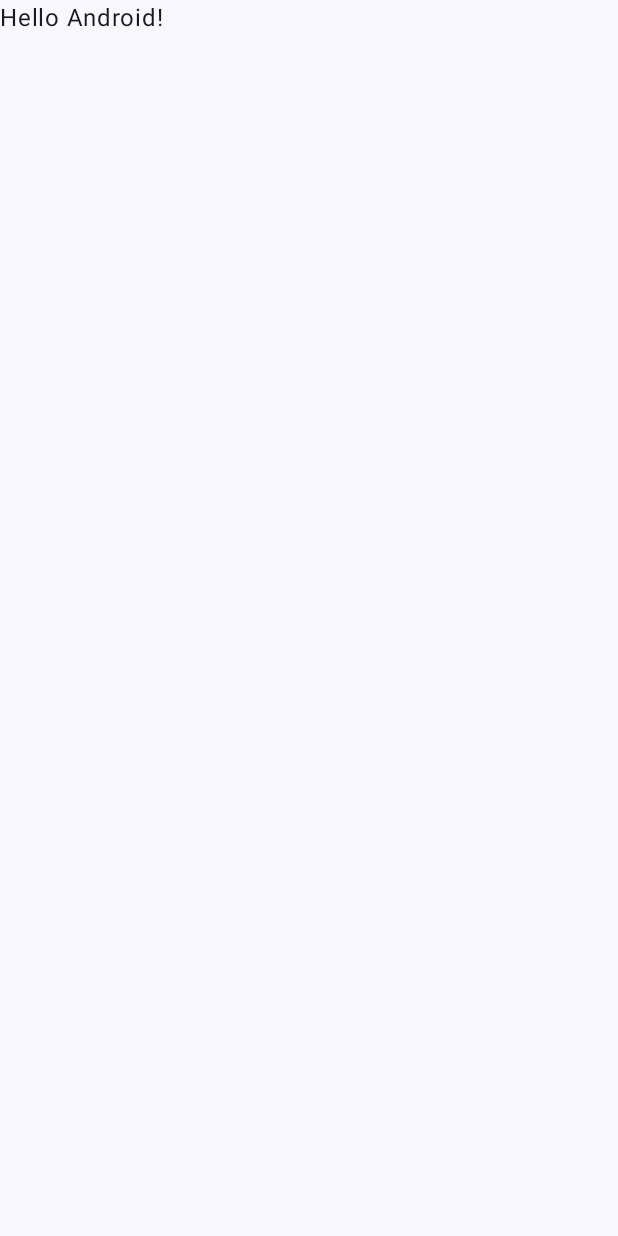
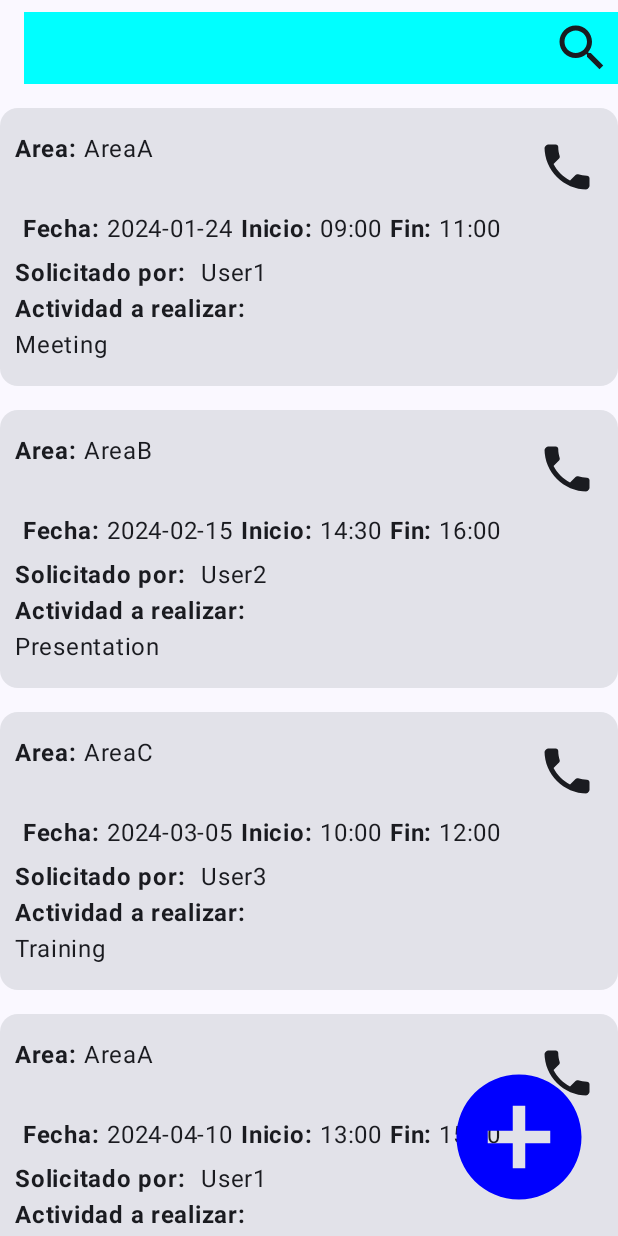
Before and after one commit to FernandoHazel/LocalCrud-Test, an Android app built with Jetpack Compose: the screen it shows after launch (MainActivity), on a phone screen of 412 x 824 dp. Before the commit the screen is almost empty. Run offline under Robolectric (Android 15) with nearby library versions, the phone set to English and light mode, and no system bars.

Commit message:
terminada primer pantalla

```diff
--- a/app/src/main/AndroidManifest.xml
+++ b/app/src/main/AndroidManifest.xml
@@ -13,6 +13,9 @@
         android:theme="@style/Theme.ItinerarioActivity"
         tools:targetApi="31">
         <activity
+            android:name=".TaskListActivity"
+            android:exported="false" />
+        <activity
             android:name=".MainActivity"
             android:exported="true"
             android:label="@string/app_name"
--- a/app/src/main/java/com/example/itinerarioactivity/MainActivity.kt
+++ b/app/src/main/java/com/example/itinerarioactivity/MainActivity.kt
@@ -3,13 +3,34 @@ package com.example.itinerarioactivity
 import android.os.Bundle
 import androidx.activity.ComponentActivity
 import androidx.activity.compose.setContent
+import androidx.compose.foundation.background
+import androidx.compose.foundation.layout.Box
+import androidx.compose.foundation.layout.Column
 import androidx.compose.foundation.layout.fillMaxSize
+import androidx.compose.foundation.layout.fillMaxWidth
+import androidx.compose.foundation.layout.padding
+import androidx.compose.foundation.layout.size
+import androidx.compose.foundation.lazy.LazyColumn
+import androidx.compose.foundation.lazy.items
+import androidx.compose.material.icons.Icons
+import androidx.compose.material.icons.filled.AddCircle
+import androidx.compose.material.icons.filled.Phone
+import androidx.compose.material3.Card
+import androidx.compose.material3.ExperimentalMaterial3Api
+import androidx.compose.material3.Icon
+import androidx.compose.material3.IconButton
 import androidx.compose.material3.MaterialTheme
+import androidx.compose.material3.Scaffold
 import androidx.compose.material3.Surface
 import androidx.compose.material3.Text
 import androidx.compose.runtime.Composable
+import androidx.compose.ui.Alignment
 import androidx.compose.ui.Modifier
+import androidx.compose.ui.graphics.Color
 import androidx.compose.ui.tooling.preview.Preview
+import androidx.compose.ui.unit.dp
+import com.example.itinerarioactivity.data.Datasource
+import com.example.itinerarioactivity.model.Task
 import com.example.itinerarioactivity.ui.theme.ItinerarioActivityTheme
 
 class MainActivity : ComponentActivity() {
@@ -17,27 +38,54 @@ class MainActivity : ComponentActivity() {
         super.onCreate(savedInstanceState)
         setContent {
             ItinerarioActivityTheme {
-                // A surface container using the 'background' color from the theme
-                Surface(modifier = Modifier.fillMaxSize(), color = MaterialTheme.colorScheme.background) {
-                    Greeting("Android")
-                }
+                TasksApp()
             }
         }
     }
 }
 
+@OptIn(ExperimentalMaterial3Api::class)
 @Composable
-fun Greeting(name: String, modifier: Modifier = Modifier) {
-    Text(
-            text = "Hello $name!",
-            modifier = modifier
-    )
+fun TasksApp(){
+    // Cargamos los datos de la db
+    Scaffold (
+        topBar = { Topbar() },
+        floatingActionButton = { CreateButton() },
+    ){it ->
+        LazyColumn(contentPadding = it){
+            val taskList = Datasource().readDB()
+            items(taskList){
+                TaskCard(task = it)
+            }
+        }
+    }
+
+
 }
 
-@Preview(showBackground = true)
+@Composable
+fun CreateButton() {
+    IconButton(
+        modifier = Modifier
+            .size(100.dp),
+        onClick = {
+            // Navegar a la vista de crear tarea
+        }
+    ) {
+        Icon(
+            imageVector = Icons.Default.AddCircle,
+            contentDescription = "Crear tarea",
+            tint = Color.Blue,
+            modifier = Modifier
+                .size(300.dp)
+        )
+    }
+}
+
+@Preview
 @Composable
 fun GreetingPreview() {
     ItinerarioActivityTheme {
-        Greeting("Android")
+        TasksApp()
     }
 }
--- /dev/null
+++ b/app/src/main/java/com/example/itinerarioactivity/TaskListComposable.kt
@@ -0,0 +1,142 @@
+package com.example.itinerarioactivity
+
+import android.content.Intent
+import androidx.compose.foundation.clickable
+import androidx.compose.foundation.interaction.MutableInteractionSource
+import androidx.compose.foundation.layout.Arrangement
+import androidx.compose.foundation.layout.Column
+import androidx.compose.foundation.layout.Row
+import androidx.compose.foundation.layout.fillMaxWidth
+import androidx.compose.foundation.layout.padding
+import androidx.compose.foundation.layout.size
+import androidx.compose.foundation.lazy.LazyColumn
+import androidx.compose.foundation.lazy.items
+import androidx.compose.material.icons.Icons
+import androidx.compose.material.icons.filled.Phone
+import androidx.compose.material3.Card
+import androidx.compose.material3.Icon
+import androidx.compose.material3.IconButton
+import androidx.compose.material3.IconButtonColors
+import androidx.compose.material3.IconButtonDefaults
+import androidx.compose.material3.Text
+import androidx.compose.runtime.Composable
+import androidx.compose.runtime.remember
+import androidx.compose.ui.Modifier
+import androidx.compose.ui.graphics.Color
+import androidx.compose.ui.graphics.vector.ImageVector
+import androidx.compose.ui.modifier.modifierLocalConsumer
+import androidx.compose.ui.platform.LocalContext
+import androidx.compose.ui.text.font.Font
+import androidx.compose.ui.text.font.FontWeight
+import androidx.compose.ui.tooling.preview.Preview
+import androidx.compose.ui.unit.dp
+import com.example.itinerarioactivity.model.Task
+import java.time.LocalDate
+import java.time.LocalTime
+import java.util.UUID
+
+
+
+@Composable
+fun TasksList(tasksList: List<Task>, modifier: Modifier = Modifier){
+    LazyColumn(modifier = modifier){
+        //Por cada elemento en la lista imprimimos una card
+        items(tasksList) { task ->
+            TaskCard(task = task)
+        }
+
+    }
+}
+
+@Composable
+fun TaskCard(task: Task,
+             modifier: Modifier = Modifier
+){
+    Card (modifier = Modifier.padding(vertical = 8.dp)) {
+        Column (
+            modifier = Modifier
+                .padding(10.dp)
+                .padding(vertical = 5.dp)
+        ){
+            Row (
+                modifier = Modifier.fillMaxWidth(),
+                horizontalArrangement = Arrangement.SpaceBetween
+            ){
+                Row {
+                    Text(
+                        text = "Area: ",
+                        fontWeight = FontWeight.Bold
+                    )
+                    Text(text = task.area)
+                }
+
+                // Icono de teléfono clicable
+                IconButton(
+                    onClick = {
+                        // Iniciar el Dial
+                        /*
+                        // Obtener el contexto actual
+                        val context = LocalContext.current
+
+                        // Crear la intención para abrir el marcador
+                        val dialIntent = Intent(Intent.ACTION_DIAL)
+
+                        // Verificar si hay una aplicación de marcación disponible
+                        if (dialIntent.resolveActivity(context.packageManager) != null) {
+                            // Iniciar la actividad del marcador
+                            context.startActivity(dialIntent)
+                        } else {
+
+                        }
+                        */
+
+                    }
+                ) {
+                    Icon(imageVector = Icons.Default.Phone, contentDescription = "Llamar",
+                        modifier = Modifier
+                            .size(50.dp))
+                }
+            }
+            Row (
+                modifier = Modifier
+                    .padding(5.dp)
+            ){
+                Text(text = "Fecha: ", fontWeight = FontWeight.Bold)
+                Text(text = task.date.toString(),
+                    modifier = Modifier
+                        .padding(end = 5.dp))
+                Text(text = "Inicio: ", fontWeight = FontWeight.Bold)
+                Text(text = task.startTime.toString(),
+                    modifier = Modifier
+                        .padding(end = 5.dp))
+                Text(text = "Fin: ", fontWeight = FontWeight.Bold)
+                Text(text = task.endTime.toString())
+            }
+            Row {
+                Text(text = "Solicitado por: ", fontWeight = FontWeight.Bold,
+                    modifier = Modifier
+                        .padding(end = 5.dp))
+                Text(text = task.booker)
+            }
+            Text(text = "Actividad a realizar: ", fontWeight = FontWeight.Bold)
+            Text(text = task.activity)
+        }
+    }
+}
+
+@Composable
+@Preview
+fun CardPreview()
+{
+    val testTask = Task(
+        id = UUID.randomUUID().toString(),
+        area = "AreaB",
+        date = LocalDate.of(2024, 2, 15),
+        startTime = LocalTime.of(14, 30),
+        endTime = LocalTime.of(16, 0),
+        booker = "User2",
+        activity = "Presentation"
+    )
+
+    TaskCard(task = testTask)
+}
--- /dev/null
+++ b/app/src/main/java/com/example/itinerarioactivity/Topbar.kt
@@ -0,0 +1,67 @@
+package com.example.itinerarioactivity
+
+import androidx.compose.foundation.background
+import androidx.compose.foundation.layout.Arrangement
+import androidx.compose.foundation.layout.Box
+import androidx.compose.foundation.layout.Row
+import androidx.compose.foundation.layout.fillMaxWidth
+import androidx.compose.foundation.layout.padding
+import androidx.compose.foundation.layout.size
+import androidx.compose.material.icons.Icons
+import androidx.compose.material.icons.filled.Phone
+import androidx.compose.material.icons.filled.Search
+import androidx.compose.material3.CenterAlignedTopAppBar
+import androidx.compose.material3.ExperimentalMaterial3Api
+import androidx.compose.material3.Icon
+import androidx.compose.material3.IconButton
+import androidx.compose.runtime.Composable
+import androidx.compose.ui.Alignment
+import androidx.compose.ui.Modifier
+import androidx.compose.ui.graphics.Color
+import androidx.compose.ui.tooling.preview.Preview
+import androidx.compose.ui.unit.dp
+
+
+@OptIn(ExperimentalMaterial3Api::class)
+@Composable
+fun Topbar(modifier: Modifier = Modifier){
+    CenterAlignedTopAppBar(
+        title = {
+            Row(
+                verticalAlignment = Alignment.CenterVertically,
+                horizontalArrangement = Arrangement.End,
+                modifier = Modifier
+                    .fillMaxWidth()
+                    .background(Color.Cyan)
+
+            ){
+                // Icono de teléfono clicable
+                Row (
+                    horizontalArrangement = Arrangement.End
+                ) {
+                    IconButton(
+                        onClick = {
+                            // Buscar por fecha
+
+                        }
+                    ) {
+                        Icon(
+                            imageVector = Icons.Default.Search,
+                            contentDescription = "Buscar por fecha",
+                            modifier = Modifier
+                                .size(50.dp)
+                        )
+                    }
+                }
+            }
+        },
+        modifier = modifier
+            .padding(0.dp),
+    )
+}
+
+@Composable
+@Preview
+fun TopbarPreview(){
+    Topbar()
+}
--- /dev/null
+++ b/app/src/main/java/com/example/itinerarioactivity/data/Datasource.kt
@@ -0,0 +1,70 @@
+package com.example.itinerarioactivity.data
+
+import android.os.Build
+import com.example.itinerarioactivity.model.Task
+import java.time.LocalDate
+import java.time.LocalTime
+import java.util.*
+
+// Guardamos los datos en una lista para trabajar con ellos
+// Más adelante los guardaré de manera local con un json o en SQLite si me da tiempo
+class Datasource() {
+    // Hubo que requerir esta API para que el método of() de LocalDate y LocalTime pudiera funcionar
+    var tasks = mutableListOf<Task>(
+        Task(
+            id = UUID.randomUUID().toString(),
+            area = "AreaA",
+            date = LocalDate.of(2024, 1, 24),
+            startTime = LocalTime.of(9, 0),
+            endTime = LocalTime.of(11, 0),
+            booker = "User1",
+            activity = "Meeting"
+        ),
+        Task(
+            id = UUID.randomUUID().toString(),
+            area = "AreaB",
+            date = LocalDate.of(2024, 2, 15),
+            startTime = LocalTime.of(14, 30),
+            endTime = LocalTime.of(16, 0),
+            booker = "User2",
+            activity = "Presentation"
+        ),
+        Task(
+            id = UUID.randomUUID().toString(),
+            area = "AreaC",
+            date = LocalDate.of(2024, 3, 5),
+            startTime = LocalTime.of(10, 0),
+            endTime = LocalTime.of(12, 0),
+            booker = "User3",
+            activity = "Training"
+        ),
+        Task(
+            id = UUID.randomUUID().toString(),
+            area = "AreaA",
+            date = LocalDate.of(2024, 4, 10),
+            startTime = LocalTime.of(13, 0),
+            endTime = LocalTime.of(15, 0),
+            booker = "User1",
+            activity = "Meeting"
+        ),
+        Task(
+            id = UUID.randomUUID().toString(),
+            area = "AreaB",
+            date = LocalDate.of(2024, 5, 20),
+            startTime = LocalTime.of(11, 0),
+            endTime = LocalTime.of(13, 0),
+            booker = "User2",
+            activity = "Presentation"
+        )
+    )
+
+    // Método para leer la db
+    fun readDB(): List<Task>{
+        return tasks
+    }
+
+    // Método para eliminar dato de la db
+    fun deleteFromDB(id:String){
+        tasks.removeIf{ it.id == id }
+    }
+}
--- /dev/null
+++ b/app/src/main/java/com/example/itinerarioactivity/model/Task.kt
@@ -0,0 +1,15 @@
+package com.example.itinerarioactivity.model
+
+import java.time.LocalDate
+import java.time.LocalTime
+
+// Modelamos la tabla
+data class Task(
+    val id: String,
+    val area: String,
+    val date: LocalDate,
+    val startTime: LocalTime,
+    val endTime: LocalTime,
+    val booker: String,
+    val activity: String,
+)
--- /dev/null
+++ b/app/src/main/res/layout/activity_task_list.xml
@@ -0,0 +1,9 @@
+<?xml version="1.0" encoding="utf-8"?>
+<androidx.constraintlayout.widget.ConstraintLayout xmlns:android="http://schemas.android.com/apk/res/android"
+    xmlns:app="http://schemas.android.com/apk/res-auto"
+    xmlns:tools="http://schemas.android.com/tools"
+    android:layout_width="match_parent"
+    android:layout_height="match_parent"
+    tools:context=".TaskListActivity">
+
+</androidx.constraintlayout.widget.ConstraintLayout>
```
Also changed, not shown: app/build.gradle.kts (+6 -3 lines).
